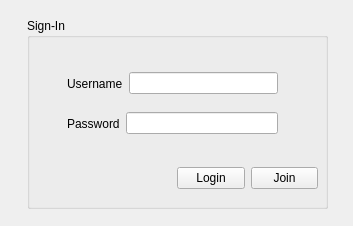
The window that DailyFlow/logindialog.ui (VEDA-DailyFlow/DailyFlow) describes before a commit, drawn with Qt 5.
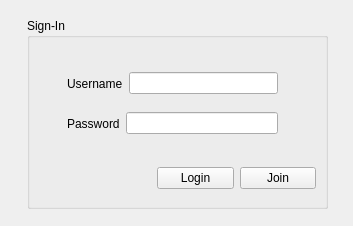
The same window after the commit.

Commit message: :sparkles: [Feat] LoginDialog의 login/join 버튼 기능 구현 and main.cpp 일부 수정

```diff
--- a/DailyFlow/logindialog.ui
+++ b/DailyFlow/logindialog.ui
@@ -50,9 +50,9 @@
    <widget class="QWidget" name="horizontalLayoutWidget_3">
     <property name="geometry">
      <rect>
-      <x>150</x>
+      <x>130</x>
       <y>140</y>
-      <width>141</width>
+      <width>159</width>
       <height>41</height>
      </rect>
     </property>
```
The commit also changes 3 other files.
